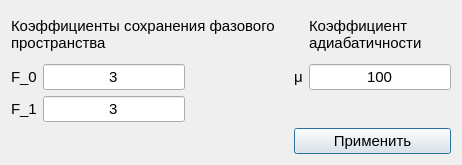
The window that adiabaticity.ui (fdult/acceptance_generator) describes before a commit, drawn with Qt 5.
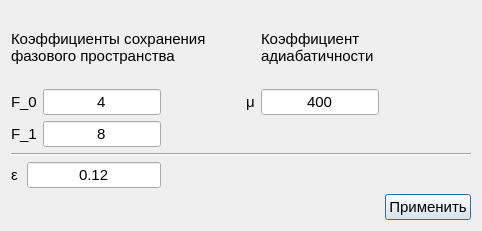
The same window after the commit.

```diff
--- a/adiabaticity.ui
+++ b/adiabaticity.ui
@@ -6,15 +6,33 @@
    <rect>
     <x>0</x>
     <y>0</y>
-    <width>462</width>
-    <height>165</height>
+    <width>482</width>
+    <height>231</height>
    </rect>
   </property>
   <property name="windowTitle">
    <string>Dialog</string>
   </property>
   <layout class="QGridLayout" name="gridLayout">
-   <item row="0" column="4">
+   <item row="0" column="0" colspan="4">
+    <widget class="QLabel" name="label_5">
+     <property name="font">
+      <font>
+       <pointsize>11</pointsize>
+      </font>
+     </property>
+     <property name="text">
+      <string>Коэффициенты сохранения фазового пространства</string>
+     </property>
+     <property name="scaledContents">
+      <bool>false</bool>
+     </property>
+     <property name="wordWrap">
+      <bool>true</bool>
+     </property>
+    </widget>
+   </item>
+   <item row="0" column="5">
     <widget class="QLabel" name="label_6">
      <property name="font">
       <font>
@@ -29,7 +47,7 @@
      </property>
     </widget>
    </item>
-   <item row="1" column="0">
+   <item row="1" column="0" colspan="2">
     <widget class="QLabel" name="label">
      <property name="font">
       <font>
@@ -41,7 +59,7 @@
      </property>
     </widget>
    </item>
-   <item row="1" column="1">
+   <item row="1" column="2">
     <widget class="QLineEdit" name="lineEdit">
      <property name="font">
       <font>
@@ -49,14 +67,14 @@
       </font>
      </property>
      <property name="text">
-      <string>3</string>
+      <string>4</string>
      </property>
      <property name="alignment">
       <set>Qt::AlignCenter</set>
      </property>
     </widget>
    </item>
-   <item row="1" column="3">
+   <item row="1" column="4">
     <widget class="QLabel" name="label_3">
      <property name="font">
       <font>
@@ -68,7 +86,7 @@
      </property>
     </widget>
    </item>
-   <item row="1" column="4">
+   <item row="1" column="5">
     <widget class="QLineEdit" name="lineEdit_3">
      <property name="font">
       <font>
@@ -76,14 +94,14 @@
       </font>
      </property>
      <property name="text">
-      <string>100</string>
+      <string>400</string>
      </property>
      <property name="alignment">
       <set>Qt::AlignCenter</set>
      </property>
     </widget>
    </item>
-   <item row="2" column="0">
+   <item row="2" column="0" colspan="2">
     <widget class="QLabel" name="label_2">
      <property name="font">
       <font>
@@ -95,22 +113,22 @@
      </property>
     </widget>
    </item>
-   <item row="2" column="1">
-    <widget class="QLineEdit" name="lineEdit_2">
-     <property name="font">
-      <font>
-       <pointsize>11</pointsize>
-      </font>
-     </property>
-     <property name="text">
-      <string>3</string>
-     </property>
-     <property name="alignment">
-      <set>Qt::AlignCenter</set>
-     </property>
-    </widget>
-   </item>
    <item row="2" column="2">
+    <widget class="QLineEdit" name="lineEdit_2">
+     <property name="font">
+      <font>
+       <pointsize>11</pointsize>
+      </font>
+     </property>
+     <property name="text">
+      <string>8</string>
+     </property>
+     <property name="alignment">
+      <set>Qt::AlignCenter</set>
+     </property>
+    </widget>
+   </item>
+   <item row="2" column="3">
     <spacer name="horizontalSpacer">
      <property name="orientation">
       <enum>Qt::Horizontal</enum>
@@ -123,7 +141,34 @@
      </property>
     </spacer>
    </item>
-   <item row="3" column="3" colspan="2">
+   <item row="4" column="0">
+    <widget class="QLabel" name="label_4">
+     <property name="font">
+      <font>
+       <pointsize>11</pointsize>
+      </font>
+     </property>
+     <property name="text">
+      <string>ε</string>
+     </property>
+    </widget>
+   </item>
+   <item row="4" column="1" colspan="2">
+    <widget class="QLineEdit" name="lineEdit_4">
+     <property name="font">
+      <font>
+       <pointsize>11</pointsize>
+      </font>
+     </property>
+     <property name="text">
+      <string>0.12</string>
+     </property>
+     <property name="alignment">
+      <set>Qt::AlignCenter</set>
+     </property>
+    </widget>
+   </item>
+   <item row="5" column="6">
     <widget class="QPushButton" name="pushButton">
      <property name="font">
       <font>
@@ -135,21 +180,10 @@
      </property>
     </widget>
    </item>
-   <item row="0" column="0" colspan="3">
-    <widget class="QLabel" name="label_5">
-     <property name="font">
-      <font>
-       <pointsize>11</pointsize>
-      </font>
-     </property>
-     <property name="text">
-      <string>Коэффициенты сохранения фазового пространства</string>
-     </property>
-     <property name="scaledContents">
-      <bool>false</bool>
-     </property>
-     <property name="wordWrap">
-      <bool>true</bool>
+   <item row="3" column="0" colspan="7">
+    <widget class="Line" name="line">
+     <property name="orientation">
+      <enum>Qt::Horizontal</enum>
      </property>
     </widget>
    </item>
```
